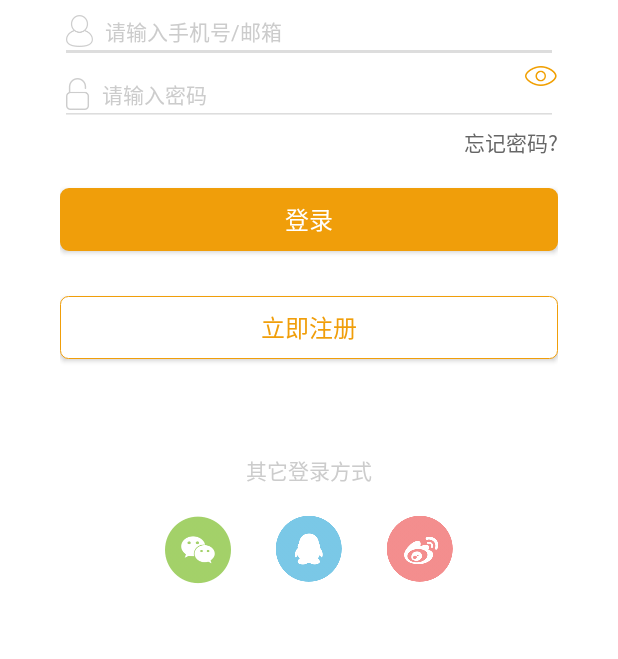
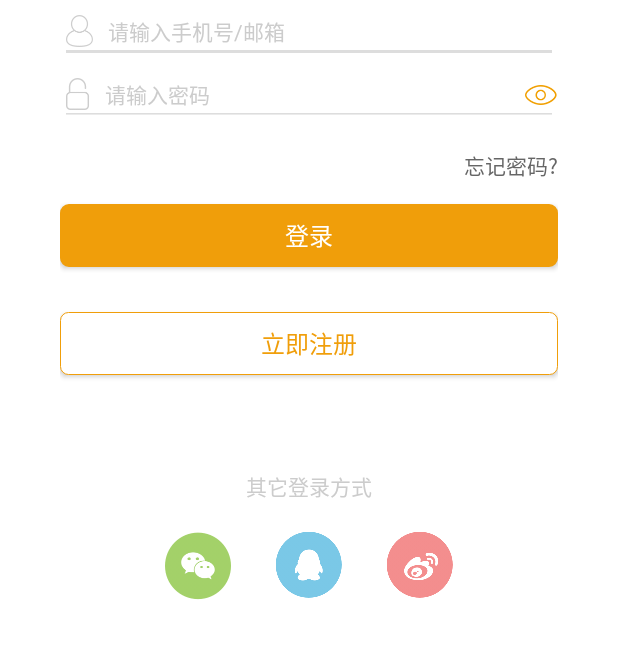
Before and after one commit to huanbin/shangzhuangyuan, an Android app: the LoginActivity screen opened directly, with no data from a screen before it, on a phone screen of 412 x 824 dp, the part 277-936 px from its top. Run offline under Robolectric (Android 15) with nearby library versions, the phone set to English and light mode, and no system bars; our stand-ins replace ButterKnife, Timber; libraries missing offline, so code that uses them is left out: com.githang.statusbar; 1 statement that could not run was skipped.

Commit message:
修改登录
1.在BaseTitleActivity中统一处理手机返回键事件；
2.在LoginActivity中处理登录时显示与隐藏密码，并设置光标在输入内容之后显示；
3.新增Toast工具类；
4.修改登录布局，并设置密码输入类型

```diff
--- a/MyApplication/app/src/main/java/com/jindou/myapplication/ui/activity/BaseTitleActivity.java
+++ b/MyApplication/app/src/main/java/com/jindou/myapplication/ui/activity/BaseTitleActivity.java
@@ -79,5 +79,10 @@ public abstract class BaseTitleActivity extends AppCompatActivity {
         }
 
     }
+    @Override
+    public void onBackPressed() {
+        Timber.d("you clicked mobile back key...");
+        finish();
+    }
 
 }
--- a/MyApplication/app/src/main/res/layout/activity_login.xml
+++ b/MyApplication/app/src/main/res/layout/activity_login.xml
@@ -40,7 +40,7 @@
                     android:layout_height="wrap_content"
                     android:drawableLeft="@drawable/account_input"
                     android:hint="@string/account_hint"
-                    android:drawablePadding="8dp"
+                    android:drawablePadding="10dp"
                     android:textColor="#FF666666"
                     android:textColorHint="#FFCCCCCC"
                     android:textSize="14sp" />
@@ -55,8 +55,9 @@
                         android:layout_width="match_parent"
                         android:layout_height="wrap_content"
                         android:drawableLeft="@drawable/lock"
+                        android:inputType="textPassword"
                         android:hint="@string/password_hint"
-                        android:drawablePadding="8dp"
+                        android:drawablePadding="10dp"
                         android:textColor="#FF666666"
                         android:textColorHint="#FFCCCCCC"
                         android:textSize="14sp" />
@@ -68,21 +69,19 @@
                         android:layout_gravity="right|center_vertical"
                         android:background="@android:color/transparent"
                         android:src="@drawable/password_show"
-                        android:paddingBottom="25dp"
                         />
                 </FrameLayout>
 
                 <TextView
                     android:id="@+id/userForgetPwd"
                     android:layout_width="wrap_content"
-                    android:layout_height="wrap_content"
+                    android:layout_height="52dp"
                     android:layout_gravity="end"
                     android:gravity="center"
-                    android:paddingBottom="20dp"
                     android:text="忘记密码?"
                     android:textColor="#666666"
                     android:textSize="14sp" />
-
+                <!--android:paddingBottom="20dp"-->
                 <Button
                     android:id="@+id/userLogin"
                     android:layout_width="match_parent"
```
Also changed, not shown: MyApplication/app/src/main/java/com/jindou/myapplication/ui/activity/user/LoginActivity.java (+55 -34 lines), MyApplication/app/src/main/java/com/jindou/myapplication/ui/util/ToastUtil.java (added, +14 -0 lines).
